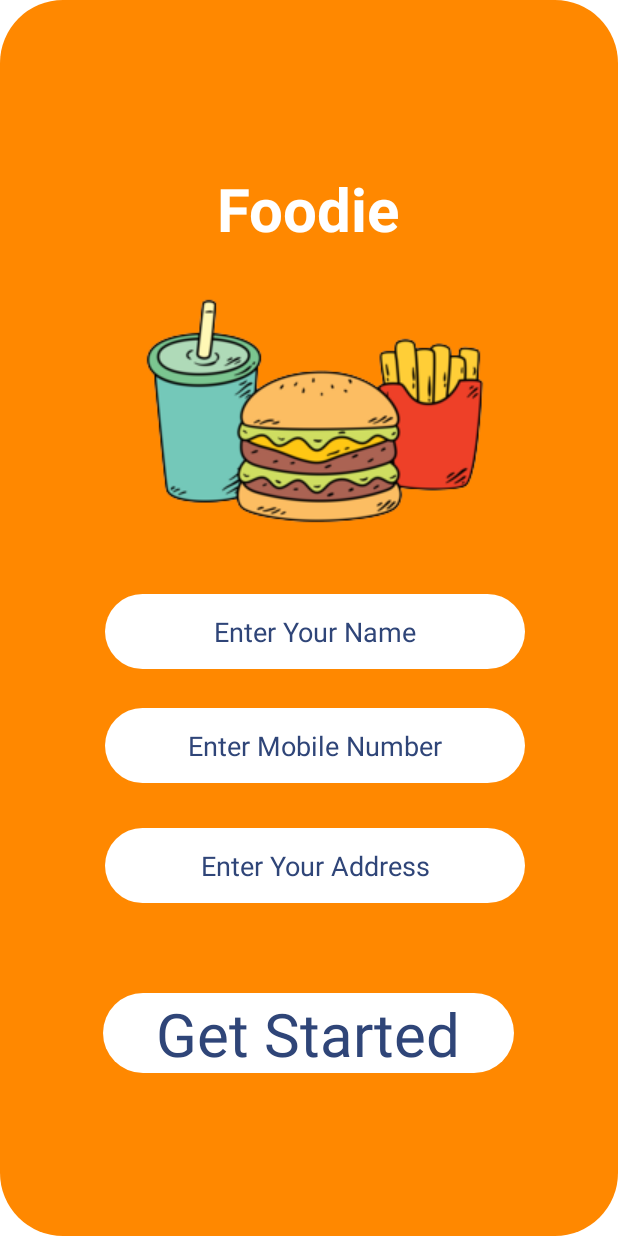
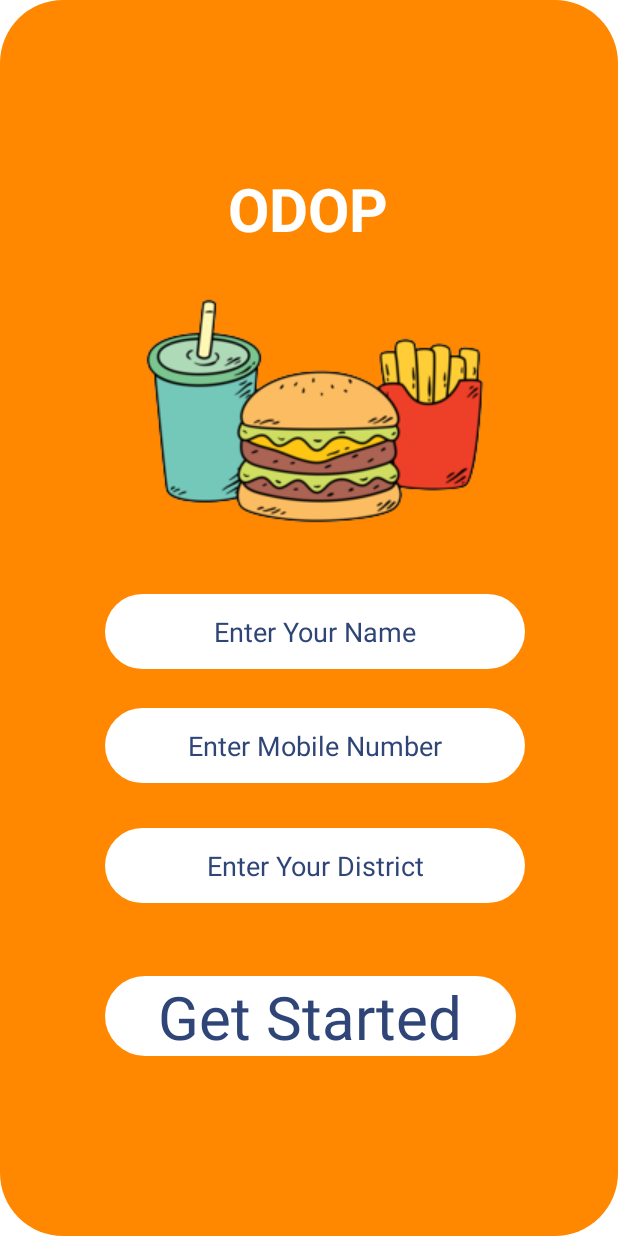
Before and after one commit to VISHNUPRABHU-170/ODOP-app, an Android app: the screen it shows after launch (MainActivity), on a phone screen of 412 x 824 dp. Run offline under Robolectric (Android 15) with nearby library versions, the light colour scheme and no system bars.

Commit message:
FOOD app

```diff
--- a/app/src/main/res/layout/activity_home.xml
+++ b/app/src/main/res/layout/activity_home.xml
@@ -25,7 +25,7 @@
         android:background="@drawable/white"
         android:backgroundTint="@color/material_dynamic_neutral90"
         android:ems="10"
-        android:hint="search for resturants"
+        android:hint="search for district"
         android:inputType="textPersonName"
         android:textAlignment="center"
         android:textColor="@color/black"
--- a/app/src/main/res/layout/activity_main.xml
+++ b/app/src/main/res/layout/activity_main.xml
@@ -14,7 +14,7 @@
         android:layout_marginStart="90dp"
         android:layout_marginTop="112dp"
         android:layout_marginEnd="90dp"
-        android:text="@string/foodie"
+        android:text="ODOP"
         android:textColor="@color/white"
         android:textSize="40sp"
         android:textStyle="bold"
@@ -50,10 +50,10 @@
         android:textSize="40sp"
         app:layout_constraintBottom_toBottomOf="parent"
         app:layout_constraintEnd_toEndOf="parent"
-        app:layout_constraintHorizontal_bias="0.511"
+        app:layout_constraintHorizontal_bias="0.488"
         app:layout_constraintStart_toStartOf="parent"
         app:layout_constraintTop_toBottomOf="@+id/enteraddress"
-        app:layout_constraintVertical_bias="0.356"
+        app:layout_constraintVertical_bias="0.287"
         tools:text="Get Started" />
 
     <EditText
@@ -102,7 +102,7 @@
         android:layout_marginEnd="90dp"
         android:background="@drawable/white"
         android:ems="10"
-        android:hint="Enter Your Address"
+        android:hint="Enter Your District"
         android:inputType="textPostalAddress"
         android:textAlignment="center"
         android:textColor="@android:color/black"
```
